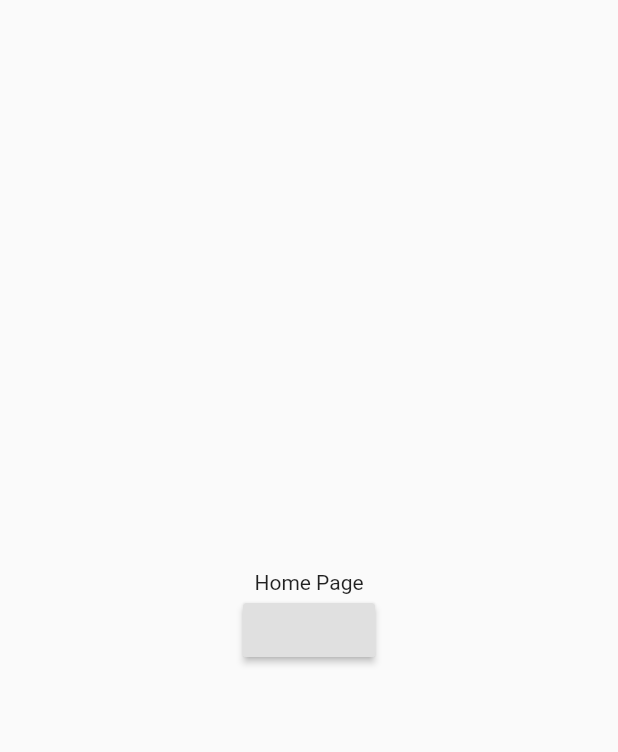
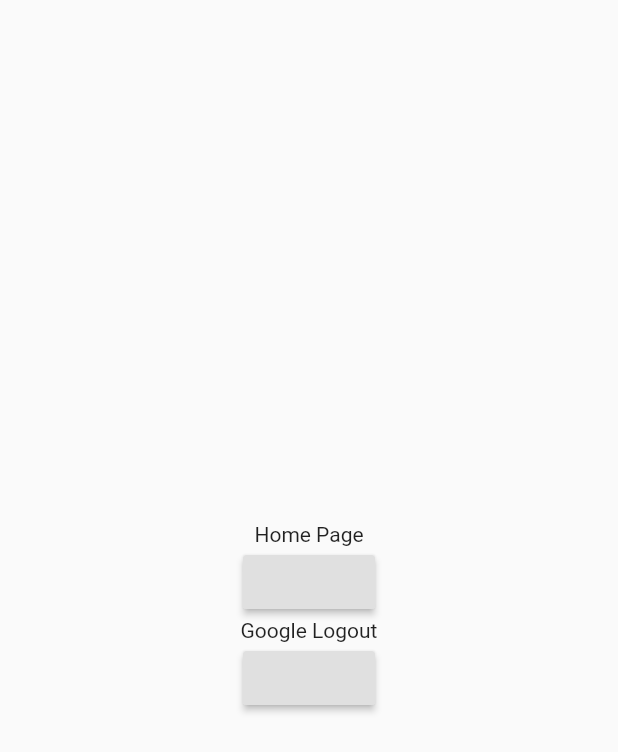
Before and after one commit to hasibullah1811/covid-19-helping-hand-find-help-nearby, a Flutter app: the screen it shows once a user with an empty profile is signed in, on a phone screen of 412 x 824 dp. Shown: the top 752 px of the screen. Run offline on Flutter 3.47's test engine with Material 2 defaults, Android fonts, the phone set to English and light mode, and no system bars; our stand-ins replace cloud_firestore, firebase_auth, flutter_svg, font_awesome_flutter, google_maps_flutter, google_sign_in and 3 more; missing offline and left inert: flutter_polyline_points; accounts and stored records are empty.

Commit message:
google sign out added to homescreen for testing

```diff
--- a/lib/screens/homeScreen.dart
+++ b/lib/screens/homeScreen.dart
@@ -1,6 +1,9 @@
 import 'package:firebase_auth/firebase_auth.dart';
 import 'package:flutter/material.dart';
+import 'package:google_sign_in/google_sign_in.dart';
 
+
+final GoogleSignIn googleSignIn = GoogleSignIn();
 class HomeScreen extends StatefulWidget {
   @override
   _HomeScreenState createState() => _HomeScreenState();
@@ -24,6 +27,14 @@ class _HomeScreenState extends State<HomeScreen> {
                 FirebaseAuth.instance.signOut();
               },
             ),
+            Container(
+              child: Text("Google Logout"),
+            ),
+            RaisedButton(
+              onPressed: () {
+                googleSignIn.signOut();
+              },
+            ),
           ],
         ),
       ),
```
